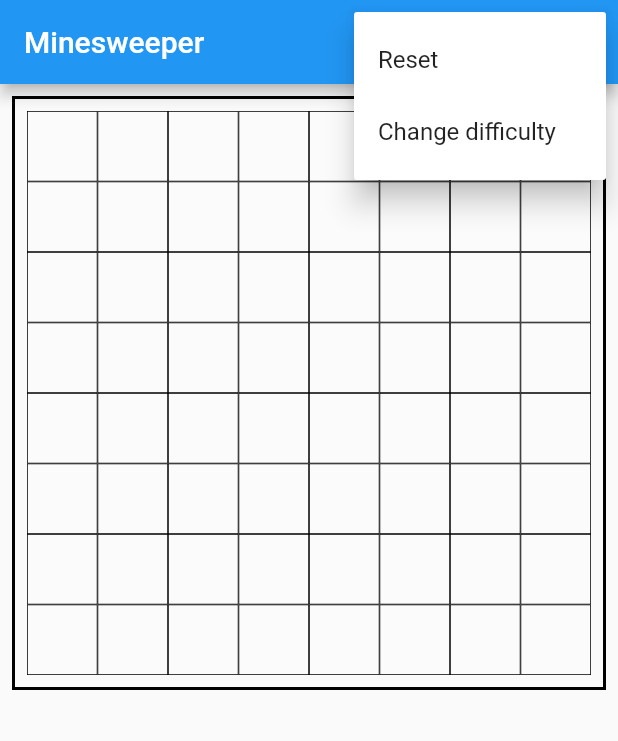
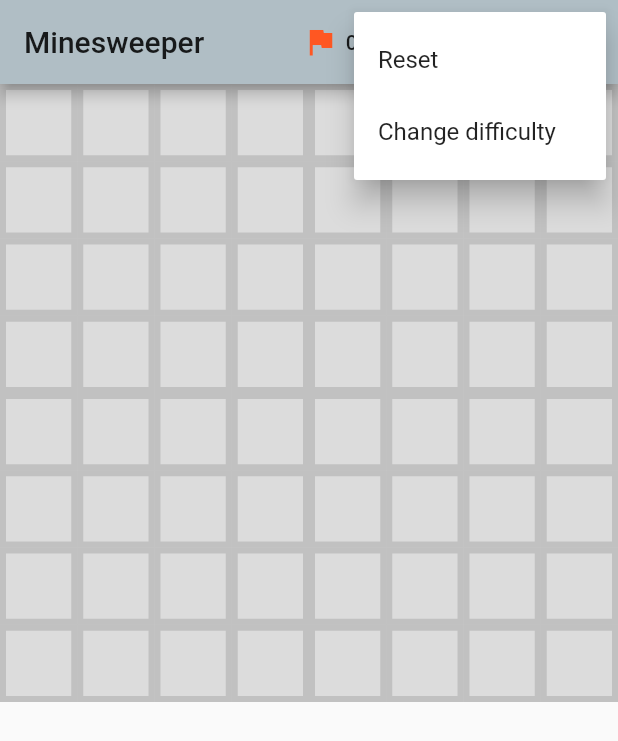
Before and after one commit to ECFK75C8/minesweeper, a Flutter app: the screen it shows after launch, item 2 of the bottom bar chosen, after a tap on the "more vert" icon, on a phone screen of 412 x 824 dp. Shown: the top 741 px of the screen. Run offline on Flutter 3.47's test engine with Material 2 defaults, Android fonts, the phone set to English and light mode, and no system bars.

Commit message:
Updated to adding custom grids

```diff
--- a/lib/main.dart
+++ b/lib/main.dart
@@ -22,6 +22,9 @@ class MyApp extends StatelessWidget {
         debugShowCheckedModeBanner: false,
         title: 'Minesweeper',
         home: GameHomeScreen(),
+        theme: ThemeData(
+          primaryColor: Color(0xffb0bec5),
+        ),
       ),
     );
   }
--- /dev/null
+++ b/lib/models/init_value.dart
@@ -0,0 +1,7 @@
+class InitValues {
+  int column;
+  int row;
+  int noOfMines;
+
+  InitValues({this.column, this.row, this.noOfMines});
+}
--- a/lib/providers/cell_item.dart
+++ b/lib/providers/cell_item.dart
@@ -1,27 +1,37 @@
 import 'dart:math';
+import 'package:flutter/foundation.dart';
 import 'package:flutter/material.dart';
 import '../models/cell.dart';
+import '../models/init_value.dart';
 
 class CellItems extends ChangeNotifier {
-  var _width = 0;
+  var _row = 0;
+  var _column = 0;
+  var _minesLoc = [];
+  List<List<Cell>> _grid;
   int _numberOfMines = 4;
-  List<List<Cell>> _grid;
+  int _numberOfFlags = 0;
 
   bool started = false;
   bool get display => (size >= _numberOfMines);
 
+  int get mines => _numberOfMines;
+  int get flags => _numberOfFlags;
+
   void initializeGrid() {
     _grid = _make2DList;
     started = false;
-
+    _numberOfFlags = 0;
     notifyListeners();
   }
 
-  void start(int x, int y) {
+  void _start(int x, int y) {
     var options = [];
-    for (var i = 0; i < _width; i++) {
-      for (var j = 0; j < _width; j++) {
-        if (i == x && j == y) continue;
+    for (var i = 0; i < _row; i++) {
+      for (var j = 0; j < _column; j++) {
+        if (size > _numberOfMines) {
+          if (i == x && j == y) continue;
+        }
         options.add([i, j]);
       }
     }
@@ -32,10 +42,11 @@ class CellItems extends ChangeNotifier {
       var i = choice[0];
       var j = choice[1];
       _grid[i][j].mine = true;
+      _minesLoc.add([i, j]);
     }
 
-    for (var i = 0; i < _width; i++) {
-      for (var j = 0; j < _width; j++) {
+    for (var i = 0; i < _row; i++) {
+      for (var j = 0; j < _column; j++) {
         countNeighbors(i, j);
       }
     }
@@ -53,7 +64,7 @@ class CellItems extends ChangeNotifier {
         int i = x + xoff;
         int j = y + yoff;
 
-        if (i > -1 && i < width && j > -1 && j < width) {
+        if (i > -1 && i < _row && j > -1 && j < _column) {
           var neighbor = _grid[i][j];
           if (neighbor.mine) {
             total++;
@@ -71,7 +82,7 @@ class CellItems extends ChangeNotifier {
         int i = x + xoff;
         int j = y + yoff;
 
-        if (i > -1 && i < width && j > -1 && j < width) {
+        if (i > -1 && i < _row && j > -1 && j < _column) {
           var neighbor = _grid[i][j];
           if (!neighbor.mine && !neighbor.revealed) {
             reveal(i, j);
@@ -83,7 +94,7 @@ class CellItems extends ChangeNotifier {
 
   bool reveal(int x, int y) {
     if (!started) {
-      start(x, y);
+      _start(x, y);
       started = true;
     }
 
@@ -103,46 +114,38 @@ class CellItems extends ChangeNotifier {
   }
 
   void gameOver() {
-    for (var i = 0; i < _width; i++) {
-      for (var j = 0; j < _width; j++) {
+    for (var i = 0; i < _row; i++) {
+      for (var j = 0; j < _column; j++) {
         if (!_grid[i][j].revealed) _grid[i][j].revealed = true;
       }
     }
-
     notifyListeners();
   }
 
   void setFlag(int x, int y) {
     if (!_grid[x][y].revealed) {
       _grid[x][y].flag = !(_grid[x][y].flag);
+      _grid[x][y].flag ? _numberOfFlags++ : _numberOfFlags--;
       notifyListeners();
     }
   }
 
-  set width(int width) {
-    this._width = width;
-    switch (width) {
-      case 4:
-        _numberOfMines = 6;
-        break;
-      case 8:
-        _numberOfMines = 18;
-        break;
-      case 10:
-        _numberOfMines = 36;
-        break;
-      default:
-        break;
-    }
+  bool get showFlag => flags < mines;
+
+  set values(InitValues values) {
+    if (values == null) return;
+    this._row = values.row;
+    this._column = values.column;
+    this._numberOfMines = values.noOfMines;
     initializeGrid();
   }
 
-  int get width => _width;
+  int get width => _column;
 
-  int get size => _width * _width;
+  int get size => _row * _column;
 
   List<List<Cell>> get grid => [..._grid];
 
   List<List<Cell>> get _make2DList => List.generate(
-      _width, (rowIndex) => List.generate(_width, (colIndex) => Cell()));
+      _row, (_rowIndex) => List.generate(_column, (colIndex) => Cell()));
 }
--- a/lib/screens/home_screen.dart
+++ b/lib/screens/home_screen.dart
@@ -2,11 +2,14 @@ import 'dart:async';
 
 import 'package:flutter/material.dart';
 import 'package:provider/provider.dart';
+import '../models/init_value.dart';
 import '../widgets/game_body.dart';
 import '../widgets/custom_button.dart';
 import '../widgets/my_timer.dart';
+import '../widgets/flag_item.dart';
+import '../widgets/my_alert_dialog.dart';
 import '../providers/timer_item.dart';
-import '../providers/cell_item.dart' show CellItems;
+import '../providers/cell_item.dart';
 
 enum Selected { Reset, Change }
 
@@ -25,7 +28,7 @@ class _GameHomeScreenState extends State<GameHomeScreen> {
     Future.delayed(Duration.zero).then((_) {
       gridData = context.read<CellItems>();
       timerData = context.read<TimerItem>();
-      _showBottomDialog(context).then((result) => gridData.width = result ?? 0);
+      _showBottomDialog(context).then((result) => gridData.values = result);
     });
   }
 
@@ -35,8 +38,16 @@ class _GameHomeScreenState extends State<GameHomeScreen> {
     timerData?.stop();
   }
 
-  Future<int> _showBottomDialog(BuildContext context) =>
-      showModalBottomSheet<int>(
+  void showAddDialog(BuildContext context) {
+    showDialog<InitValues>(context: context, builder: (_) => AddDialog())
+        .then((result) {
+      if (result != null) timerData.resetTimer();
+      gridData.values = result;
+    });
+  }
+
+  Future<InitValues> _showBottomDialog(BuildContext context) =>
+      showModalBottomSheet<InitValues>(
         context: context,
         builder: (_) => Container(
           padding: EdgeInsets.symmetric(vertical: 20, horizontal: 10),
@@ -52,17 +63,22 @@ class _GameHomeScreenState extends State<GameHomeScreen> {
               ),
               SizedBox(height: 20),
               Wrap(
-                alignment: WrapAlignment.spaceAround,
+                spacing: 5,
+                runSpacing: 5,
+                crossAxisAlignment: WrapCrossAlignment.center,
                 children: <Widget>[
-                  CustomButton(4),
-                  CustomButton(8),
-                  CustomButton(10),
+                  CustomButton(column: 4, row: 4, mines: 6),
+                  CustomButton(column: 8, row: 8, mines: 15),
+                  CustomButton(column: 8, row: 10, mines: 20),
                   Container(
-                    height: 40,
-                    width: 40,
+                    height: 36,
+                    width: 36,
                     color: Color.fromARGB(100, 200, 200, 200),
                     child: InkWell(
-                      onTap: () {},
+                      onTap: () {
+                        Navigator.of(context).pop();
+                        showAddDialog(context);
+                      },
                       child: Icon(Icons.add),
                     ),
                   )
@@ -79,6 +95,7 @@ class _GameHomeScreenState extends State<GameHomeScreen> {
       appBar: AppBar(
         title: Text('Minesweeper'),
         actions: <Widget>[
+          FlagWidget(),
           TimerWidget(),
           PopupMenuButton(
             child: Icon(Icons.more_vert),
@@ -88,8 +105,8 @@ class _GameHomeScreenState extends State<GameHomeScreen> {
                 gridData.initializeGrid();
               } else {
                 _showBottomDialog(context).then((result) {
-                  timerData.resetTimer();
-                  gridData.width = result ?? 0;
+                  if (result != null) timerData.resetTimer();
+                  gridData.values = result;
                 });
               }
             },
--- a/lib/widgets/custom_button.dart
+++ b/lib/widgets/custom_button.dart
@@ -1,16 +1,24 @@
 import 'package:flutter/material.dart';
+import '../models/init_value.dart';
 
 class CustomButton extends StatelessWidget {
-  final int width;
-  CustomButton(this.width);
+  final int column;
+  final int row;
+  final int mines;
+  CustomButton({this.column, this.row, this.mines});
   @override
   Widget build(BuildContext context) => FlatButton(
         color: Color.fromARGB(100, 200, 200, 200),
         onPressed: () {
-          Navigator.of(context).pop(width);
+          var result = InitValues(
+            column: column,
+            row: row,
+            noOfMines: mines,
+          );
+          Navigator.of(context).pop(result);
         },
         child: Text(
-          '$width x $width grid',
+          '$column x $row grid',
           style: TextStyle(
             fontSize: 16,
             fontWeight: FontWeight.w600,
--- /dev/null
+++ b/lib/widgets/flag_item.dart
@@ -0,0 +1,27 @@
+import 'package:flutter/material.dart';
+import 'package:provider/provider.dart';
+import '../providers/cell_item.dart';
+
+class FlagWidget extends StatelessWidget {
+  @override
+  Widget build(BuildContext context) {
+    return Padding(
+      padding: const EdgeInsets.symmetric(horizontal: 10.0),
+      child: Row(
+        mainAxisSize: MainAxisSize.min,
+        children: [
+          Icon(Icons.flag, color: Colors.deepOrange),
+          SizedBox(
+            width: 5,
+          ),
+          Consumer<CellItems>(
+            builder: (_, gridData, __) => Text(
+              '${gridData.flags}/${gridData.mines}',
+              style: TextStyle(fontWeight: FontWeight.w500),
+            ),
+          ),
+        ],
+      ),
+    );
+  }
+}
--- a/lib/widgets/game_body.dart
+++ b/lib/widgets/game_body.dart
@@ -4,27 +4,71 @@ import '../providers/timer_item.dart';
 import '../providers/cell_item.dart' show CellItems;
 
 class GameBody extends StatelessWidget {
+  Color _getColor(grid, x, y) {
+    if (grid[x][y].flag) return Colors.indigoAccent;
+    if (grid[x][y].mine) return Colors.indigo;
+    var count = grid[x][y].neighborsCount;
+    if (count > 0) {
+      switch (count) {
+        case 1:
+        case 2:
+          return Colors.blue;
+          break;
+        case 3:
+        case 4:
+          return Colors.cyan;
+          break;
+        case 5:
+        case 6:
+          return Colors.pinkAccent;
+          break;
+        default:
+          return Colors.pink;
+          break;
+      }
+    }
+    return Colors.orangeAccent;
+  }
 
   Widget _displayItem(grid, x, y) {
+    var getColor = _getColor(grid, x, y);
     if (grid[x][y].revealed && !(grid[x][y].flag)) {
       switch (grid[x][y].mine) {
         case true:
-          return Icon(Icons.flare, color: grid[x][y].iconColor);
+          return Container(
+            alignment: Alignment.center,
+            decoration: BoxDecoration(
+              border: Border.all(width: 4, color: getColor),
+            ),
+            child: Icon(Icons.flare, color: grid[x][y].iconColor),
+          );
           break;
         case false:
           var count = grid[x][y].neighborsCount;
-          return Text(
+          return Container(
+            alignment: Alignment.center,
+            decoration: BoxDecoration(
+              border: Border.all(width: 4, color: getColor),
+            ),
+            child: Text(
               '${count == 0 ? '' : count}',
-            style: TextStyle(fontWeight: FontWeight.w600),
+              style: const TextStyle(fontWeight: FontWeight.w600),
+            ),
           );
         default:
           return SizedBox.shrink();
       }
     }
     if (grid[x][y].flag) {
-      return Icon(
+      return Container(
+        alignment: Alignment.center,
+        decoration: BoxDecoration(
+          border: Border.all(width: 4, color: getColor),
+        ),
+        child: Icon(
           Icons.flag,
           color: Colors.deepOrange,
+        ),
       );
     }
     return SizedBox.shrink();
@@ -32,21 +76,12 @@ class GameBody extends StatelessWidget {
 
   @override
   Widget build(BuildContext context) {
-    return AspectRatio(
-      aspectRatio: 1.0,
-      child: Container(
-        padding: const EdgeInsets.all(8.0),
-        margin: const EdgeInsets.all(8.0),
-        decoration: BoxDecoration(
-          border: Border.all(color: Colors.black, width: 2),
-        ),
-        child: Consumer<CellItems>(
+    return Consumer<CellItems>(
       builder: (_, cellData, child) => !(cellData.display)
           ? SizedBox.shrink()
-              :
-              GridView.builder(
+          : GridView.builder(
+              addAutomaticKeepAlives: true,
               itemCount: cellData.size,
-                  physics: NeverScrollableScrollPhysics(),
               gridDelegate: SliverGridDelegateWithFixedCrossAxisCount(
                 crossAxisCount: cellData.width,
               ),
@@ -68,21 +103,15 @@ class GameBody extends StatelessWidget {
                   child: GridTile(
                     child: Container(
                       decoration: BoxDecoration(
-                            color: cellData.grid[x][y].revealed
-                                ? Colors.black12
-                                : Colors.white12,
-                            border: Border.all(color: Colors.black, width: 0.5),
+                        color: Colors.black12,
+                        border: Border.all(width: 4, color: Colors.black12),
                       ),
-                          child: Center(
                       child: _displayItem(cellData.grid, x, y),
-                          ),
                     ),
                   ),
                 );
               },
             ),
-        ),
-      ),
     );
   }
 }
```
Also changed, not shown: lib/widgets/my_alert_dialog.dart (added, +153 -0 lines). Lines whose indentation alone changed are shown as unchanged.
